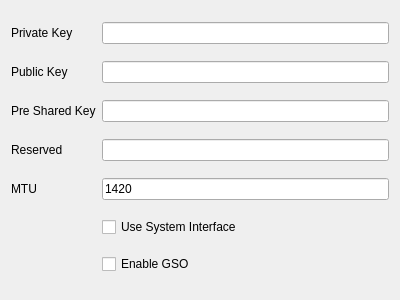
Before: the Qt Designer form ui/edit/edit_wireguard.ui in kafeixiang/nekoray, drawn with Qt 5.
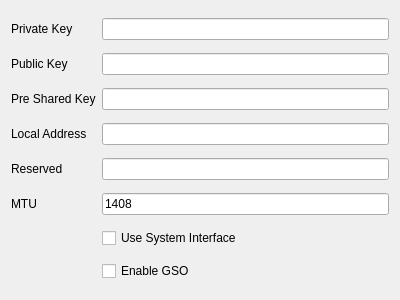
After: the same form once the commit is applied.

Commit message: feat: add local_address setting and Clash format parsing for WireGuard

```diff
--- a/ui/edit/edit_wireguard.ui
+++ b/ui/edit/edit_wireguard.ui
@@ -14,12 +14,6 @@
    <string>EditWireguard</string>
   </property>
   <layout class="QGridLayout" name="gridLayout">
-   <item row="5" column="1">
-    <widget class="QLineEdit" name="reserved"/>
-   </item>
-   <item row="3" column="1">
-    <widget class="QLineEdit" name="public_key"/>
-   </item>
    <item row="2" column="1">
     <widget class="QLineEdit" name="private_key"/>
    </item>
@@ -30,23 +24,6 @@
      </property>
     </widget>
    </item>
-   <item row="4" column="1">
-    <widget class="QLineEdit" name="preshared_key"/>
-   </item>
-   <item row="8" column="1">
-    <widget class="QCheckBox" name="enable_gso">
-     <property name="text">
-      <string>Enable GSO</string>
-     </property>
-    </widget>
-   </item>
-   <item row="4" column="0">
-    <widget class="QLabel" name="preshared_key_l">
-     <property name="text">
-      <string>Pre Shared Key</string>
-     </property>
-    </widget>
-   </item>
    <item row="2" column="0">
     <widget class="QLabel" name="private_key_l">
      <property name="text">
@@ -54,31 +31,64 @@
      </property>
     </widget>
    </item>
-   <item row="7" column="1">
+   <item row="8" column="1">
     <widget class="QCheckBox" name="sys_ifc">
      <property name="text">
       <string>Use System Interface</string>
      </property>
     </widget>
    </item>
-   <item row="5" column="0">
+   <item row="7" column="0">
+    <widget class="QLabel" name="mtu_l">
+     <property name="text">
+      <string>MTU</string>
+     </property>
+    </widget>
+   </item>
+   <item row="6" column="1">
+    <widget class="QLineEdit" name="reserved"/>
+   </item>
+   <item row="9" column="1">
+    <widget class="QCheckBox" name="enable_gso">
+     <property name="text">
+      <string>Enable GSO</string>
+     </property>
+    </widget>
+   </item>
+   <item row="3" column="1">
+    <widget class="QLineEdit" name="public_key"/>
+   </item>
+   <item row="6" column="0">
     <widget class="QLabel" name="reserved_l">
      <property name="text">
       <string>Reserved</string>
      </property>
     </widget>
    </item>
-   <item row="6" column="1">
+   <item row="7" column="1">
     <widget class="QLineEdit" name="mtu">
      <property name="text">
-      <string>1420</string>
+      <string>1408</string>
      </property>
     </widget>
    </item>
-   <item row="6" column="0">
-    <widget class="QLabel" name="mtu_l">
+   <item row="4" column="1">
+    <widget class="QLineEdit" name="preshared_key"/>
+   </item>
+   <item row="4" column="0">
+    <widget class="QLabel" name="preshared_key_l">
      <property name="text">
-      <string>MTU</string>
+      <string>Pre Shared Key</string>
+     </property>
+    </widget>
+   </item>
+   <item row="5" column="1">
+    <widget class="QLineEdit" name="local_address"/>
+   </item>
+   <item row="5" column="0">
+    <widget class="QLabel" name="local_address_l">
+     <property name="text">
+      <string>Local Address</string>
      </property>
     </widget>
    </item>
```
Left out of the diff: 16 changed lines with no effect on the pictures. The commit also changes 14 other files.
